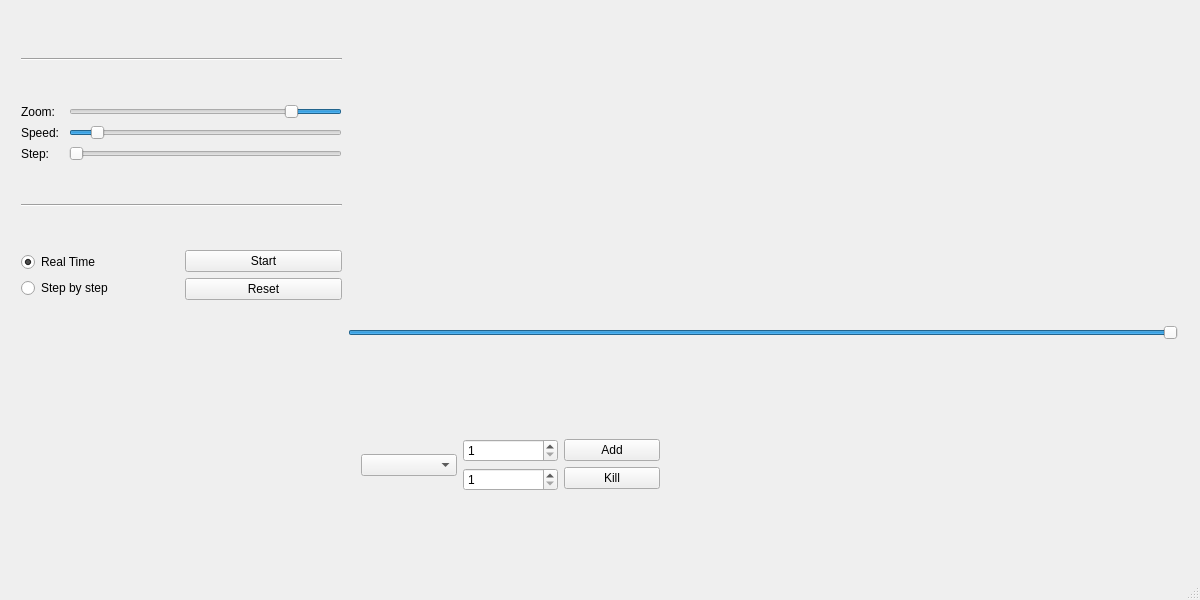
Before: the Qt Designer form EconomicEngineDebugGUI/EconomicEngineDebugGUI.ui in ZeCroque/EconomicEngine, drawn with Qt 5.
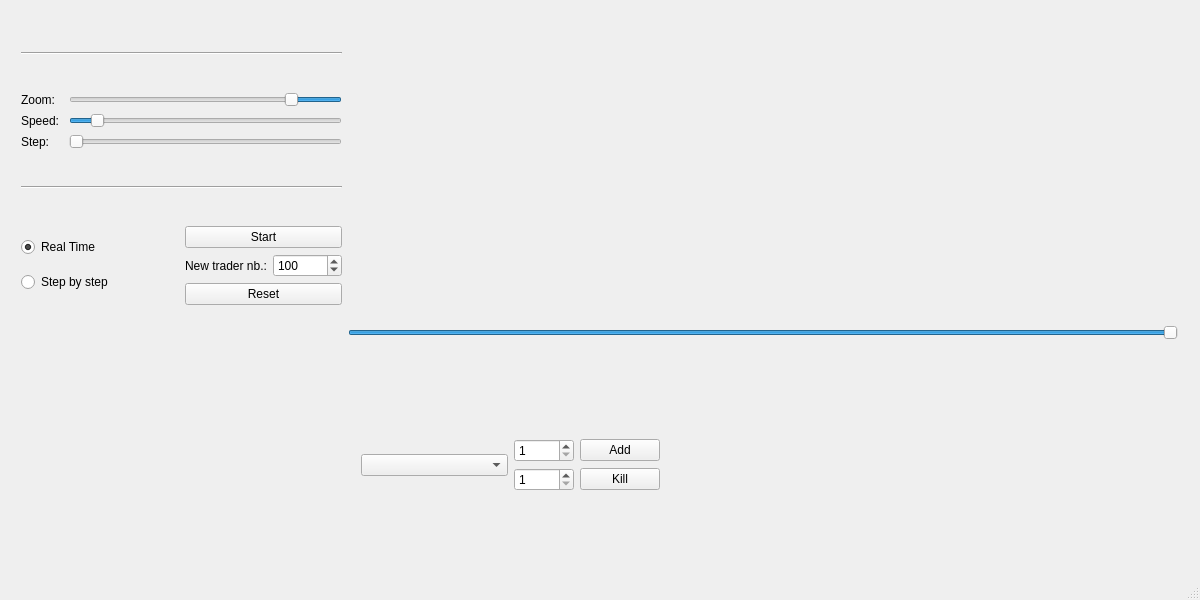
After: the same form once the commit is applied. Custom widgets are drawn as their Qt base class.

Commit message: Feat -> Average: Add average money for jobs

Patch:
```diff
--- a/EconomicEngineDebugGUI/EconomicEngineDebugGUI.ui
+++ b/EconomicEngineDebugGUI/EconomicEngineDebugGUI.ui
@@ -211,6 +211,33 @@
              </property>
             </widget>
            </item>
+           <item>
+            <layout class="QHBoxLayout" name="horizontalLayout">
+             <item>
+              <widget class="QLabel" name="label">
+               <property name="text">
+                <string>New trader nb.:</string>
+               </property>
+              </widget>
+             </item>
+             <item>
+              <widget class="QSpinBox" name="sBTraderNumber">
+               <property name="minimum">
+                <number>10</number>
+               </property>
+               <property name="maximum">
+                <number>1000</number>
+               </property>
+               <property name="singleStep">
+                <number>10</number>
+               </property>
+               <property name="value">
+                <number>100</number>
+               </property>
+              </widget>
+             </item>
+            </layout>
+           </item>
            <item>
             <widget class="QPushButton" name="pBReset">
              <property name="text">
@@ -272,34 +299,30 @@
      <item row="0" column="0">
       <widget class="QComboBox" name="cBKill"/>
      </item>
-     <item row="0" column="2">
-      <layout class="QVBoxLayout" name="verticalLayout">
-       <item>
-        <widget class="QPushButton" name="pBAdd">
-         <property name="text">
-          <string>Add</string>
-         </property>
-        </widget>
-       </item>
-       <item>
+     <item row="0" column="1">
+      <layout class="QGridLayout" name="gridLayout_2">
+       <item row="1" column="1">
         <widget class="QPushButton" name="pBKill">
          <property name="text">
           <string>Kill</string>
          </property>
         </widget>
        </item>
-      </layout>
-     </item>
-     <item row="0" column="1">
-      <layout class="QVBoxLayout" name="verticalLayout_2">
-       <item>
+       <item row="0" column="1">
+        <widget class="QPushButton" name="pBAdd">
+         <property name="text">
+          <string>Add</string>
+         </property>
+        </widget>
+       </item>
+       <item row="0" column="0">
         <widget class="QSpinBox" name="sBAdd">
          <property name="minimum">
           <number>1</number>
          </property>
         </widget>
        </item>
-       <item>
+       <item row="1" column="0">
         <widget class="QSpinBox" name="sBKill">
          <property name="minimum">
           <number>1</number>
```
The commit also changes 2 other files.
